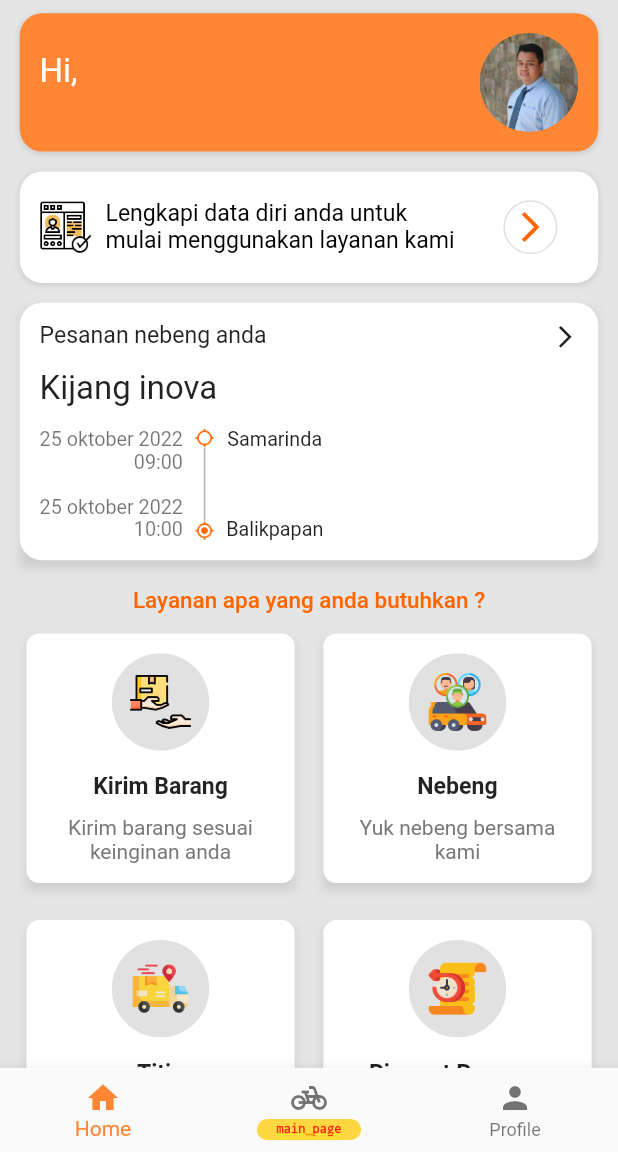
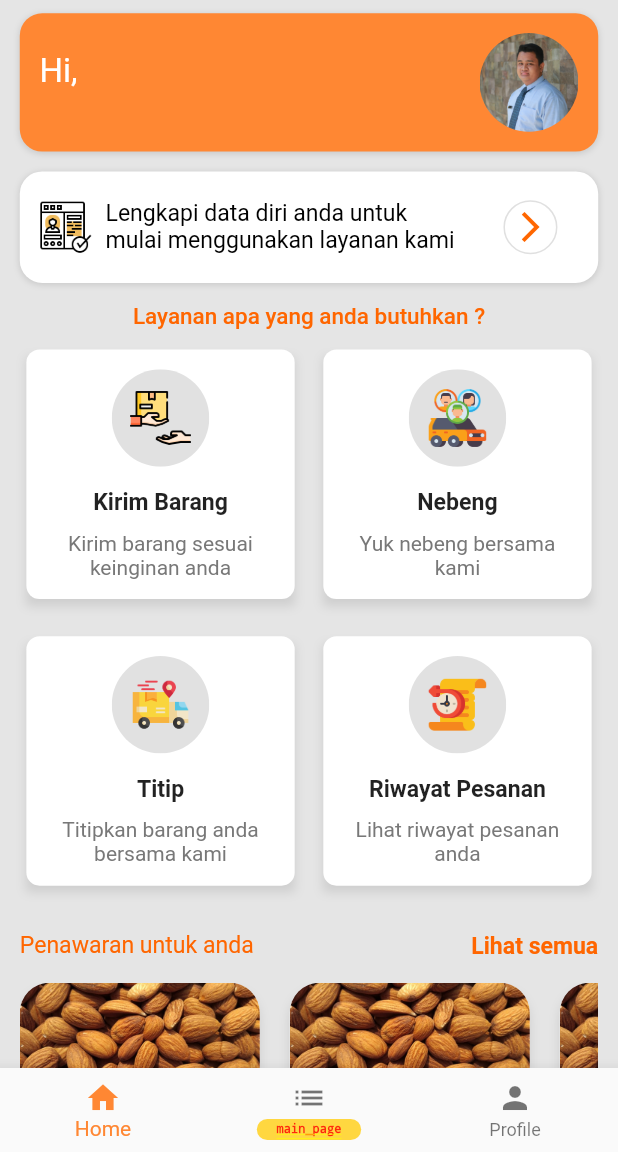
Before and after one commit to mrizkynurfajrie/antaranter-customer, a Flutter app: the PageMain screen opened by its route, on a phone screen of 412 x 824 dp, the part 84-1236 px from its top. Run offline on Flutter 3.47's test engine with Material 2 defaults, Android fonts, the phone set to English and light mode, and no system bars; drawn by our look-alikes of cached_network_image; our stand-ins replace firebase_core, firebase_messaging, flutter_screenutil, flutter_svg, get, get_storage and 4 more; accounts and stored records are empty; network calls fail; Roboto replaces fonts that are missing (DMSans).

Commit message:
remove card order nebeng

```diff
--- a/lib/features/home/page_home.dart
+++ b/lib/features/home/page_home.dart
@@ -147,117 +147,117 @@ class PageHome extends GetView<ControllerHome> {
               ),
             ),
             // Order nebeng
-            SliverToBoxAdapter(
-              child: CardRoundedClickable(
-                shadow: Shadows.universal,
-                onTap: () {
-                  Get.toNamed(Routes.detailNebeng);
-                },
-                margin: EdgeInsets.symmetric(
-                  horizontal: Insets.med,
-                  vertical: Insets.sm,
-                ),
-                color: AppColor.whiteColor,
-                borderRadius: 15,
-                child: Column(
-                  crossAxisAlignment: CrossAxisAlignment.start,
-                  children: [
-                    Row(
-                      mainAxisAlignment: MainAxisAlignment.spaceBetween,
-                      children: [
-                        Text(
-                          "Pesanan nebeng anda",
-                          style: TextStyles.textSm,
-                        ),
-                        Icon(
-                          Icons.arrow_forward_ios,
-                          size: IconSizes.sm,
-                        ),
-                      ],
-                    ),
-                    verticalSpace(Insets.med),
-                    Text(
-                      "Kijang inova",
-                      style: TextStyles.textLg,
-                    ),
-                    verticalSpace(Insets.med),
-                    SizedBox(
-                      // color: Colors.blue,
-                      height: 75,
-                      child: Row(
-                        children: [
-                          Column(
-                            mainAxisAlignment: MainAxisAlignment.spaceBetween,
-                            children: [
-                              RichText(
-                                textAlign: TextAlign.end,
-                                text: TextSpan(
-                                  text: "25 oktober 2022",
-                                  style: TextStyles.textXs
-                                      .copyWith(color: Colors.black54),
-                                  children: [
-                                    TextSpan(
-                                      text: "\n09:00",
-                                    ),
-                                  ],
-                                ),
-                              ),
-                              RichText(
-                                textAlign: TextAlign.end,
-                                text: TextSpan(
-                                  text: "25 oktober 2022",
-                                  style: TextStyles.textXs
-                                      .copyWith(color: Colors.black54),
-                                  children: [
-                                    TextSpan(
-                                      text: "\n10:00",
-                                    ),
-                                  ],
-                                ),
-                              ),
-                            ],
-                          ),
-                          horizontalSpace(Insets.xs),
-                          Column(
-                            children: [
-                              AppIcons.smallIcon(
-                                AppIcons.locationStart,
-                                size: Sizes.sm,
-                              ),
-                              Expanded(
-                                child: VerticalDivider(
-                                  color: AppColor.neutral.shade300,
-                                  thickness: 1,
-                                  width: 20,
-                                ),
-                              ),
-                              AppIcons.smallIcon(
-                                AppIcons.locationIn,
-                                size: Sizes.sm,
-                              ),
-                            ],
-                          ),
-                          horizontalSpace(Insets.xs),
-                          Column(
-                            mainAxisAlignment: MainAxisAlignment.spaceBetween,
-                            children: [
-                              Text(
-                                "Samarinda",
-                                style: TextStyles.textXs,
-                              ),
-                              Text(
-                                "Balikpapan",
-                                style: TextStyles.textXs,
-                              ),
-                            ],
-                          ),
-                        ],
-                      ),
-                    )
-                  ],
-                ),
-              ),
-            ),
+            // SliverToBoxAdapter(
+            //   child: CardRoundedClickable(
+            //     shadow: Shadows.universal,
+            //     onTap: () {
+            //       Get.toNamed(Routes.detailNebeng);
+            //     },
+            //     margin: EdgeInsets.symmetric(
+            //       horizontal: Insets.med,
+            //       vertical: Insets.sm,
+            //     ),
+            //     color: AppColor.whiteColor,
+            //     borderRadius: 15,
+            //     child: Column(
+            //       crossAxisAlignment: CrossAxisAlignment.start,
+            //       children: [
+            //         Row(
+            //           mainAxisAlignment: MainAxisAlignment.spaceBetween,
+            //           children: [
+            //             Text(
+            //               "Pesanan nebeng anda",
+            //               style: TextStyles.textSm,
+            //             ),
+            //             Icon(
+            //               Icons.arrow_forward_ios,
+            //               size: IconSizes.sm,
+            //             ),
+            //           ],
+            //         ),
+            //         verticalSpace(Insets.med),
+            //         Text(
+            //           "Kijang inova",
+            //           style: TextStyles.textLg,
+            //         ),
+            //         verticalSpace(Insets.med),
+            //         SizedBox(
+            //           // color: Colors.blue,
+            //           height: 75,
+            //           child: Row(
+            //             children: [
+            //               Column(
+            //                 mainAxisAlignment: MainAxisAlignment.spaceBetween,
+            //                 children: [
+            //                   RichText(
+            //                     textAlign: TextAlign.end,
+            //                     text: TextSpan(
+            //                       text: "25 oktober 2022",
+            //                       style: TextStyles.textXs
+            //                           .copyWith(color: Colors.black54),
+            //                       children: [
+            //                         TextSpan(
+            //                           text: "\n09:00",
+            //                         ),
+            //                       ],
+            //                     ),
+            //                   ),
+            //                   RichText(
+            //                     textAlign: TextAlign.end,
+            //                     text: TextSpan(
+            //                       text: "25 oktober 2022",
+            //                       style: TextStyles.textXs
+            //                           .copyWith(color: Colors.black54),
+            //                       children: [
+            //                         TextSpan(
+            //                           text: "\n10:00",
+            //                         ),
+            //                       ],
+            //                     ),
+            //                   ),
+            //                 ],
+            //               ),
+            //               horizontalSpace(Insets.xs),
+            //               Column(
+            //                 children: [
+            //                   AppIcons.smallIcon(
+            //                     AppIcons.locationStart,
+            //                     size: Sizes.sm,
+            //                   ),
+            //                   Expanded(
+            //                     child: VerticalDivider(
+            //                       color: AppColor.neutral.shade300,
+            //                       thickness: 1,
+            //                       width: 20,
+            //                     ),
+            //                   ),
+            //                   AppIcons.smallIcon(
+            //                     AppIcons.locationIn,
+            //                     size: Sizes.sm,
+            //                   ),
+            //                 ],
+            //               ),
+            //               horizontalSpace(Insets.xs),
+            //               Column(
+            //                 mainAxisAlignment: MainAxisAlignment.spaceBetween,
+            //                 children: [
+            //                   Text(
+            //                     "Samarinda",
+            //                     style: TextStyles.textXs,
+            //                   ),
+            //                   Text(
+            //                     "Balikpapan",
+            //                     style: TextStyles.textXs,
+            //                   ),
+            //                 ],
+            //               ),
+            //             ],
+            //           ),
+            //         )
+            //       ],
+            //     ),
+            //   ),
+            // ),
             //Menu utama
             SliverToBoxAdapter(
               child: Column(
--- a/lib/features/main/page_main.dart
+++ b/lib/features/main/page_main.dart
@@ -25,8 +25,8 @@ class PageMain extends GetView<ControllerMain> {
               label: "Home",
             ),
             BottomNavigationBarItem(
-              icon: Icon(Icons.pedal_bike),
-              label: "Order",
+              icon: Icon(Icons.list),
+              label: "Aktivitas",
             ),
             BottomNavigationBarItem(
               icon: Icon(Icons.person),
```
